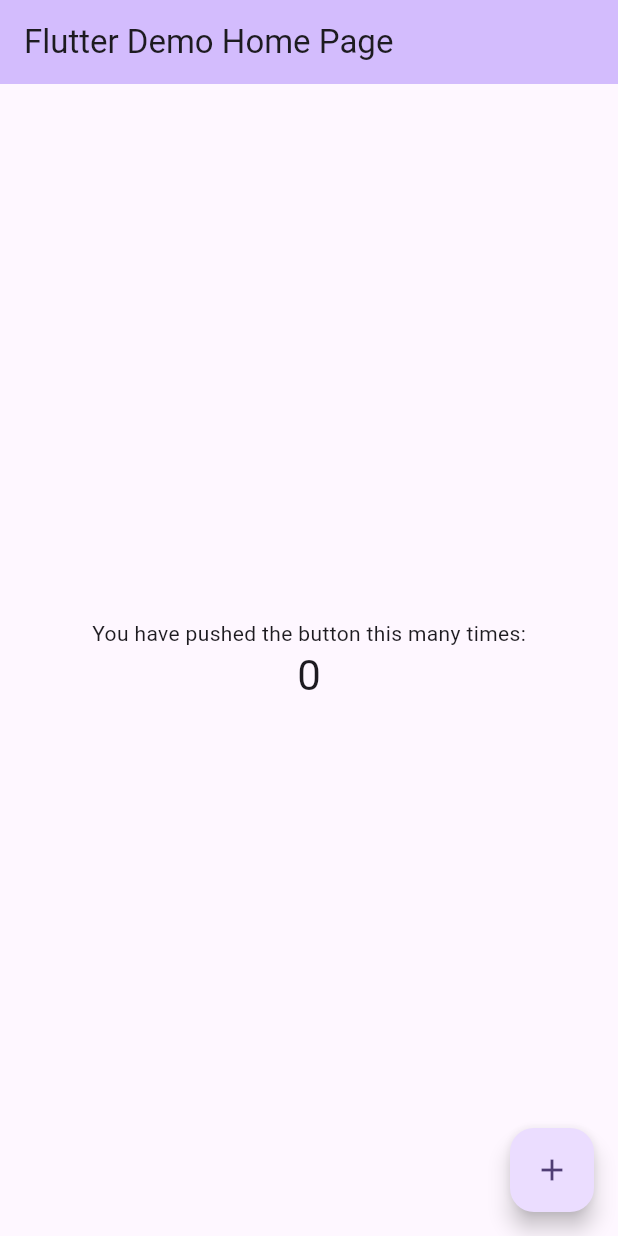
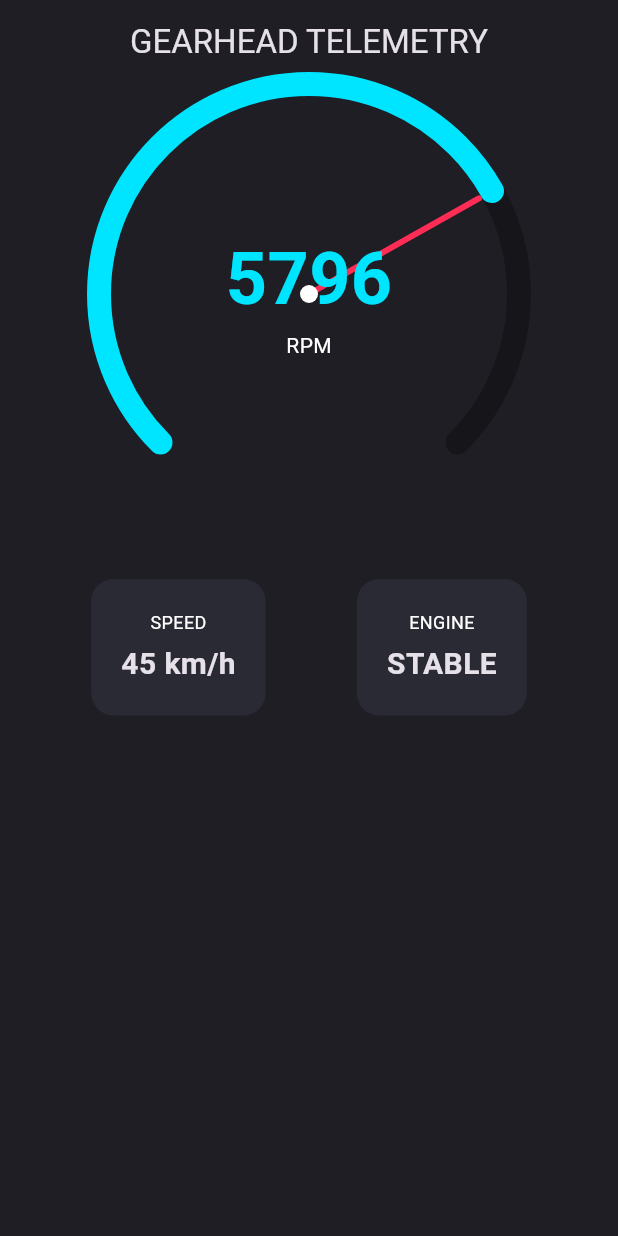
Before and after one commit to chathudilzo/gear_head, a Flutter app: the screen it shows after launch, on a phone screen of 412 x 824 dp. Run offline on Flutter 3.47's test engine with Material 3 defaults, Android fonts, the phone set to English and light mode, and no system bars; our stand-ins replace flutter_riverpod.

Commit message:
MockOBDService

```diff
--- /dev/null
+++ b/lib/core/theme/app_colors.dart
@@ -0,0 +1,10 @@
+import 'package:flutter/material.dart';
+
+class AppColors {
+  static const Color background = Color(0xFF1E1E24);
+  static const Color surface = Color(0xFF2A2A35);
+  static const Color primaryAccent = Color(0xFF00E5FF);
+  static const Color danger = Color(0xFFFF2D55);
+  static const Color gaugeBackground = Color(0xFF15151A);
+  static const Color textPrimary = Colors.white;
+}
--- /dev/null
+++ b/lib/features/dashboard/data/mock_obd_service.dart
@@ -0,0 +1,18 @@
+import 'dart:math';
+
+import 'package:flutter_riverpod/flutter_riverpod.dart';
+
+class MockOBDService {
+  Stream<Map<String, double>> getVehicleDataStream() {
+    return Stream.periodic(const Duration(milliseconds: 100), (tick) {
+      return {
+        'rpm': 800 + (2500 * (1 + sin(tick * 0.1))),
+        'speed': 40 + (20 * (1 + cos(tick * 0.05)))
+      };
+    });
+  }
+}
+
+final vehcileStreamProvider = StreamProvider<Map<String, double>>((ref) {
+  return MockOBDService().getVehicleDataStream();
+});
--- /dev/null
+++ b/lib/features/dashboard/presentation/dashboard_screen.dart
@@ -0,0 +1,94 @@
+import 'package:flutter/material.dart';
+import 'package:flutter_riverpod/flutter_riverpod.dart';
+import 'package:gear_head/core/theme/app_colors.dart';
+import 'package:gear_head/features/dashboard/data/mock_obd_service.dart';
+import 'package:gear_head/features/dashboard/presentation/widgets/gauge_painter.dart';
+
+class DashboardScreen extends ConsumerWidget {
+  const DashboardScreen({super.key});
+
+  @override
+  Widget build(BuildContext context, WidgetRef ref) {
+    final vehicleData = ref.watch(vehcileStreamProvider);
+    return Scaffold(
+      appBar: AppBar(
+        title: Text("GEARHEAD TELEMETRY"),
+        backgroundColor: Colors.transparent,
+        elevation: 0,
+        centerTitle: true,
+      ),
+      body: vehicleData.when(
+          data: (data) => Column(
+                children: [
+                  Center(
+                    child: SizedBox(
+                      width: 280,
+                      height: 280,
+                      child: CustomPaint(
+                        painter: GaugePainter(
+                            value: data['rpm'] ?? 0, max: 8000, label: "RPM"),
+                        child: Center(
+                          child: Column(
+                            mainAxisSize: MainAxisSize.min,
+                            children: [
+                              Text(
+                                (data['rpm']?.toInt()).toString(),
+                                style: TextStyle(
+                                    fontSize: 48,
+                                    fontWeight: FontWeight.bold,
+                                    color: AppColors.primaryAccent),
+                              ),
+                              Text(
+                                "RPM",
+                                style: TextStyle(color: AppColors.textPrimary),
+                              )
+                            ],
+                          ),
+                        ),
+                      ),
+                    ),
+                  ),
+                  SizedBox(
+                    height: 50,
+                  ),
+                  Row(
+                    mainAxisAlignment: MainAxisAlignment.spaceEvenly,
+                    children: [
+                      _buildStatCard("SPEED", "${data['speed']?.toInt()} km/h"),
+                      _buildStatCard("ENGINE", "STABLE")
+                    ],
+                  )
+                ],
+              ),
+          error: (err, stack) => Center(
+                child: Text("Error:$err"),
+              ),
+          loading: () => Center(
+                child: CircularProgressIndicator(),
+              )),
+    );
+  }
+
+  Widget _buildStatCard(String label, String value) {
+    return Container(
+      padding: EdgeInsets.all(20),
+      decoration: BoxDecoration(
+          color: AppColors.surface, borderRadius: BorderRadius.circular(15)),
+      child: Column(
+        children: [
+          Text(
+            label,
+            style: TextStyle(color: AppColors.textPrimary, fontSize: 12),
+          ),
+          SizedBox(
+            height: 5,
+          ),
+          Text(
+            value,
+            style: TextStyle(fontSize: 20, fontWeight: FontWeight.bold),
+          )
+        ],
+      ),
+    );
+  }
+}
--- a/lib/main.dart
+++ b/lib/main.dart
@@ -1,125 +1,22 @@
 import 'package:flutter/material.dart';
+import 'package:flutter_riverpod/flutter_riverpod.dart';
+import 'package:gear_head/core/theme/app_colors.dart';
+import 'package:gear_head/features/dashboard/presentation/dashboard_screen.dart';
 
 void main() {
-  runApp(const MyApp());
+  runApp(const ProviderScope(child: const GearheadApp()));
 }
 
-class MyApp extends StatelessWidget {
-  const MyApp({super.key});
+class GearheadApp extends StatelessWidget {
+  const GearheadApp({super.key});
 
-  // This widget is the root of your application.
   @override
   Widget build(BuildContext context) {
     return MaterialApp(
-      title: 'Flutter Demo',
-      theme: ThemeData(
-        // This is the theme of your application.
-        //
-        // TRY THIS: Try running your application with "flutter run". You'll see
-        // the application has a purple toolbar. Then, without quitting the app,
-        // try changing the seedColor in the colorScheme below to Colors.green
-        // and then invoke "hot reload" (save your changes or press the "hot
-        // reload" button in a Flutter-supported IDE, or press "r" if you used
-        // the command line to start the app).
-        //
-        // Notice that the counter didn't reset back to zero; the application
-        // state is not lost during the reload. To reset the state, use hot
-        // restart instead.
-        //
-        // This works for code too, not just values: Most code changes can be
-        // tested with just a hot reload.
-        colorScheme: ColorScheme.fromSeed(seedColor: Colors.deepPurple),
-        useMaterial3: true,
-      ),
-      home: const MyHomePage(title: 'Flutter Demo Home Page'),
+      debugShowCheckedModeBanner: false,
+      theme: ThemeData.dark()
+          .copyWith(scaffoldBackgroundColor: AppColors.background),
+      home: const DashboardScreen(),
     );
   }
 }
-
-class MyHomePage extends StatefulWidget {
-  const MyHomePage({super.key, required this.title});
-
-  // This widget is the home page of your application. It is stateful, meaning
-  // that it has a State object (defined below) that contains fields that affect
-  // how it looks.
-
-  // This class is the configuration for the state. It holds the values (in this
-  // case the title) provided by the parent (in this case the App widget) and
-  // used by the build method of the State. Fields in a Widget subclass are
-  // always marked "final".
-
-  final String title;
-
-  @override
-  State<MyHomePage> createState() => _MyHomePageState();
-}
-
-class _MyHomePageState extends State<MyHomePage> {
-  int _counter = 0;
-
-  void _incrementCounter() {
-    setState(() {
-      // This call to setState tells the Flutter framework that something has
-      // changed in this State, which causes it to rerun the build method below
-      // so that the display can reflect the updated values. If we changed
-      // _counter without calling setState(), then the build method would not be
-      // called again, and so nothing would appear to happen.
-      _counter++;
-    });
-  }
-
-  @override
-  Widget build(BuildContext context) {
-    // This method is rerun every time setState is called, for instance as done
-    // by the _incrementCounter method above.
-    //
-    // The Flutter framework has been optimized to make rerunning build methods
-    // fast, so that you can just rebuild anything that needs updating rather
-    // than having to individually change instances of widgets.
-    return Scaffold(
-      appBar: AppBar(
-        // TRY THIS: Try changing the color here to a specific color (to
-        // Colors.amber, perhaps?) and trigger a hot reload to see the AppBar
-        // change color while the other colors stay the same.
-        backgroundColor: Theme.of(context).colorScheme.inversePrimary,
-        // Here we take the value from the MyHomePage object that was created by
-        // the App.build method, and use it to set our appbar title.
-        title: Text(widget.title),
-      ),
-      body: Center(
-        // Center is a layout widget. It takes a single child and positions it
-        // in the middle of the parent.
-        child: Column(
-          // Column is also a layout widget. It takes a list of children and
-          // arranges them vertically. By default, it sizes itself to fit its
-          // children horizontally, and tries to be as tall as its parent.
-          //
-          // Column has various properties to control how it sizes itself and
-          // how it positions its children. Here we use mainAxisAlignment to
-          // center the children vertically; the main axis here is the vertical
-          // axis because Columns are vertical (the cross axis would be
-          // horizontal).
-          //
-          // TRY THIS: Invoke "debug painting" (choose the "Toggle Debug Paint"
-          // action in the IDE, or press "p" in the console), to see the
-          // wireframe for each widget.
-          mainAxisAlignment: MainAxisAlignment.center,
-          children: <Widget>[
-            const Text(
-              'You have pushed the button this many times:',
-            ),
-            Text(
-              '$_counter',
-              style: Theme.of(context).textTheme.headlineMedium,
-            ),
-          ],
-        ),
-      ),
-      floatingActionButton: FloatingActionButton(
-        onPressed: _incrementCounter,
-        tooltip: 'Increment',
-        child: const Icon(Icons.add),
-      ), // This trailing comma makes auto-formatting nicer for build methods.
-    );
-  }
-}
```
Also changed, not shown: lib/features/dashboard/presentation/widgets/gauge_painter.dart (added, +61 -0 lines), pubspec.yaml (+16 -4 lines), pubspec.lock, 8 other files.
